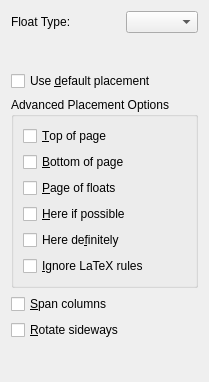
Above: src/frontends/qt4/ui/FloatPlacementUi.ui from cburschka/lyx before the change. Below: the same form after it.
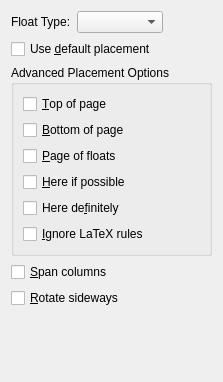
That is the form after the change.

Commit message: Document Settings: fix Float placement dialog. The float type is not needed here.

Patch:
```diff
--- a/src/frontends/qt4/ui/FloatPlacementUi.ui
+++ b/src/frontends/qt4/ui/FloatPlacementUi.ui
@@ -14,41 +14,36 @@
   </property>
   <layout class="QGridLayout" name="gridLayout">
    <item row="0" column="0">
-    <widget class="QSplitter" name="splitter">
-     <property name="orientation">
-      <enum>Qt::Horizontal</enum>
+    <widget class="QLabel" name="floatTypeTitle">
+     <property name="text">
+      <string>Float Type:</string>
      </property>
-     <widget class="QLabel" name="floatTypeTitle">
-      <property name="text">
-       <string>Float Type:</string>
-      </property>
-     </widget>
     </widget>
    </item>
-   <item row="0" column="1">
+   <item row="0" column="1" colspan="2">
     <widget class="QComboBox" name="floatTypeCO"/>
    </item>
-   <item row="1" column="1">
-    <spacer name="spacer">
+   <item row="0" column="3">
+    <spacer name="floatTypeSpacer">
      <property name="orientation">
-      <enum>Qt::Vertical</enum>
+      <enum>Qt::Horizontal</enum>
      </property>
      <property name="sizeHint" stdset="0">
       <size>
-       <width>20</width>
+       <width>40</width>
        <height>20</height>
       </size>
      </property>
     </spacer>
    </item>
-   <item row="2" column="0" colspan="2">
+   <item row="1" column="0" colspan="4">
     <widget class="QCheckBox" name="defaultsCB">
      <property name="text">
       <string>Use &amp;default placement</string>
      </property>
     </widget>
    </item>
-   <item row="3" column="0" colspan="2">
+   <item row="2" column="0" colspan="4">
     <widget class="QGroupBox" name="options">
      <property name="title">
       <string>Advanced Placement Options</string>
@@ -105,34 +100,21 @@
      </layout>
     </widget>
    </item>
-   <item row="3" column="2">
-    <spacer>
-     <property name="orientation">
-      <enum>Qt::Horizontal</enum>
-     </property>
-     <property name="sizeHint" stdset="0">
-      <size>
-       <width>12</width>
-       <height>20</height>
-      </size>
-     </property>
-    </spacer>
-   </item>
-   <item row="4" column="0" colspan="2">
+   <item row="3" column="0" colspan="2">
     <widget class="QCheckBox" name="spanCB">
      <property name="text">
       <string>&amp;Span columns</string>
      </property>
     </widget>
    </item>
-   <item row="5" column="0" colspan="2">
+   <item row="4" column="0" colspan="2">
     <widget class="QCheckBox" name="sidewaysCB">
      <property name="text">
       <string>&amp;Rotate sideways</string>
      </property>
     </widget>
    </item>
-   <item row="6" column="1">
+   <item row="5" column="2" colspan="2">
     <spacer>
      <property name="orientation">
       <enum>Qt::Vertical</enum>
```
The commit also changes 1 other file.
